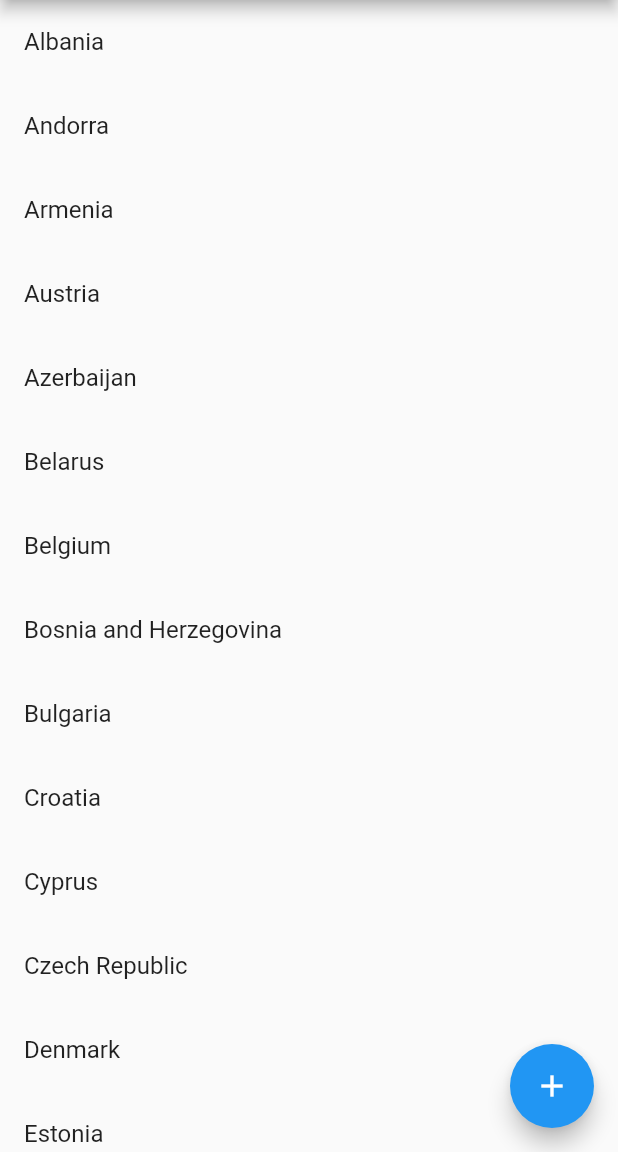
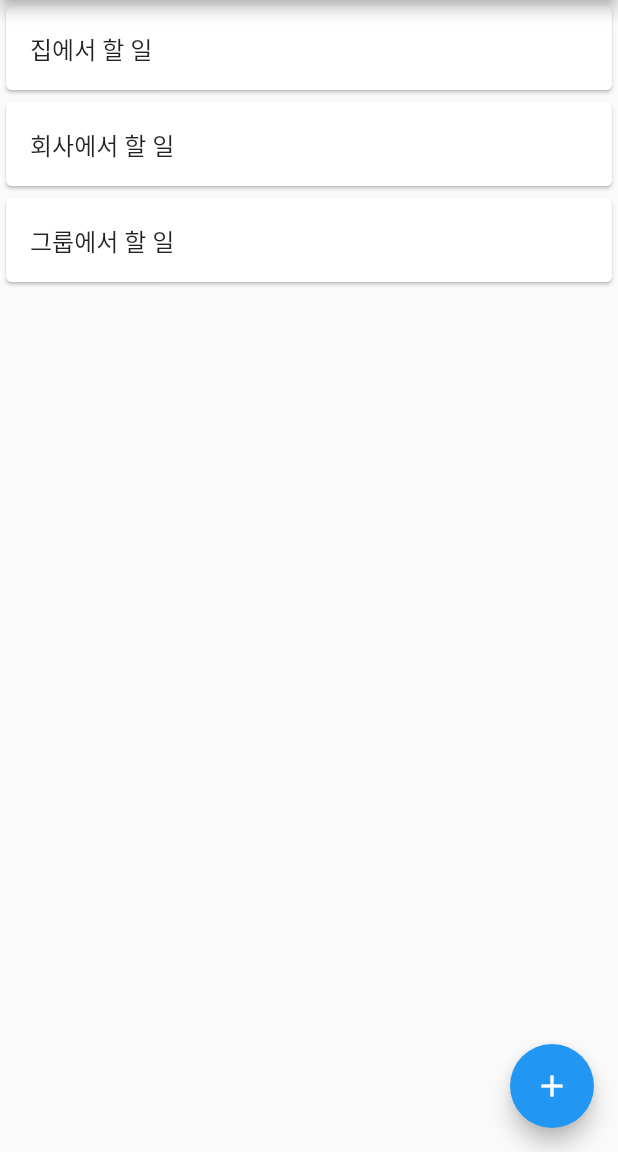
Before and after one commit to t4ehye0ng/todolist, a Flutter app: the screen it shows after launch, on a phone screen of 412 x 824 dp, the part 84-1236 px from its top. Run offline on Flutter 3.47's test engine with Material 2 defaults, Android fonts, the phone set to English and light mode, and no system bars.

Commit message:
Create a new task

```diff
--- a/lib/main.dart
+++ b/lib/main.dart
@@ -71,26 +71,30 @@ class _MyHomePageState extends State<MyHomePage> {
       body: BodyLayout(),
       floatingActionButton: FloatingActionButton(
         // onPressed: _incrementCounter,
-        onPressed: () {
-          Future<DateTime> selectedDate = showDatePicker(
-            context: context,
-            initialDate: DateTime.now(),
-            firstDate: DateTime(2018),
-            lastDate: DateTime(2030),
-            builder: (BuildContext context, Widget child) {
-              return Theme(
-                data: ThemeData.dark(),
-                child: child,
-              );
-            },
-          );
+        onPressed: () async {
+          await Navigator.push(
+              context, MaterialPageRoute(builder: (context) => CreateTask()));
+          setState(() {});
+          // CreateTask().build(context);
+          // Future<DateTime> selectedDate = showDatePicker(
+          //   context: context,
+          //   initialDate: DateTime.now(),
+          //   firstDate: DateTime(2018),
+          //   lastDate: DateTime(2030),
+          //   builder: (BuildContext context, Widget child) {
+          //     return Theme(
+          //       data: ThemeData.dark(),
+          //       child: child,
+          //     );
+          //   },
+          // );
 
-          selectedDate.then((dateTime) {
-            setState(() {
-              _selectedTime = dateTime;
-            });
-            alert();
-          });
+          // selectedDate.then((dateTime) {
+          //   setState(() {
+          //     _selectedTime = dateTime;
+          //   });
+          //   alert();
+          // });
         },
         tooltip: 'Show date picker',
         child: Icon(Icons.add),
@@ -134,8 +138,8 @@ class _MyHomePageState extends State<MyHomePage> {
   }
 }
 
-final List<String> _listTaskName = [];
-final List<DateTime> _listDueDate = [];
+final List<String> _listTaskName = ["집에서 할 일", "회사에서 할 일", "그룹에서 할 일"];
+// final List<DateTime> _listDueDate = [];
 
 class BodyLayout extends StatelessWidget {
   @override
@@ -145,68 +149,53 @@ class BodyLayout extends StatelessWidget {
 }
 
 Widget _myListView(BuildContext context) {
-  // backing data
-  final europeanCountries = [
-    'Albania',
-    'Andorra',
-    'Armenia',
-    'Austria',
-    'Azerbaijan',
-    'Belarus',
-    'Belgium',
-    'Bosnia and Herzegovina',
-    'Bulgaria',
-    'Croatia',
-    'Cyprus',
-    'Czech Republic',
-    'Denmark',
-    'Estonia',
-    'Finland',
-    'France',
-    'Georgia',
-    'Germany',
-    'Greece',
-    'Hungary',
-    'Iceland',
-    'Ireland',
-    'Italy',
-    'Kazakhstan',
-    'Kosovo',
-    'Latvia',
-    'Liechtenstein',
-    'Lithuania',
-    'Luxembourg',
-    'Macedonia',
-    'Malta',
-    'Moldova',
-    'Monaco',
-    'Montenegro',
-    'Netherlands',
-    'Norway',
-    'Poland',
-    'Portugal',
-    'Romania',
-    'Russia',
-    'San Marino',
-    'Serbia',
-    'Slovakia',
-    'Slovenia',
-    'Spain',
-    'Sweden',
-    'Switzerland',
-    'Turkey',
-    'Ukraine',
-    'United Kingdom',
-    'Vatican City'
-  ];
   return ListView.builder(
-    itemCount: europeanCountries.length,
+    itemCount: _listTaskName.length,
     itemBuilder: (context, index) {
-      return ListTile(
-        title: Text(europeanCountries[index]),
-      );
+      return Card(
+          child: ListTile(
+        title: Text(_listTaskName[index]),
+      ));
     },
   );
+}
+
+class CreateTask extends StatelessWidget {
+  @override
+  Widget build(BuildContext context) {
+    final _myController = TextEditingController();
+    return Scaffold(
+        appBar: AppBar(
+          title: Text('Create a new task'),
+        ),
+        body: Column(children: <Widget>[
+          TextField(
+            controller: _myController,
+            decoration: InputDecoration(labelText: 'Enter a task name'),
+            //controller: _take,
+            // validator: (_formKey) {
+            //   if (_formKey.isEmpty) {
+            //     return 'You must enter at least a letter';
+            //   }
+            // },
+          ),
+          Row(children: [
+            RaisedButton(
+                child: Text('Cancel'),
+                onPressed: () {
+                  Navigator.pop(context);
+                }),
+            RaisedButton(
+                child: Text('OK'),
+                onPressed: () async {
+                  _listTaskName.add(_myController.text);
+                  print(_listTaskName);
+
+                  Navigator.pop(context);
+                }),
+          ])
+        ]));
+  }
 }
 
 class TaskManager extends _MyHomePageState {
```
